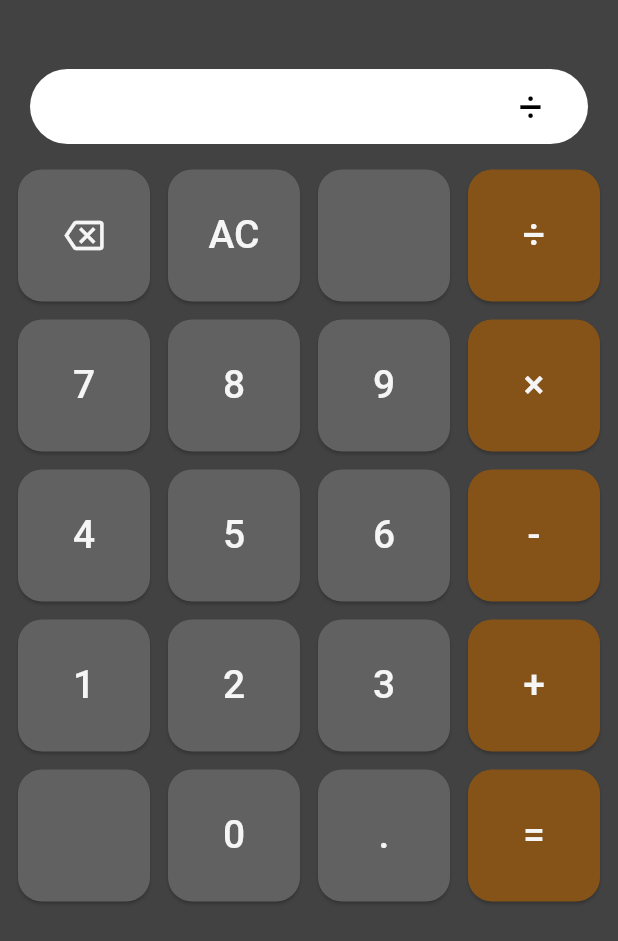
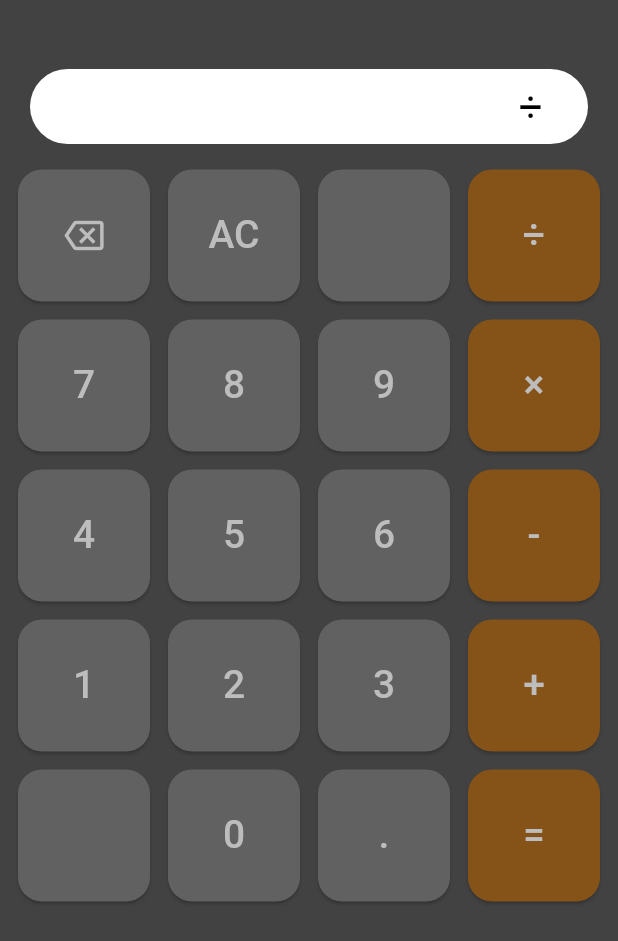
Before and after one commit to joba/flutterCalculator, a Flutter app: the screen it shows after launch, after a tap on an icon or button, on a phone screen of 412 x 824 dp. Shown: the top 941 px of the screen. Run offline on Flutter 3.47's test engine with Material 3 defaults, Android fonts, the phone set to English and light mode, and no system bars; our stand-ins replace math_expressions.

Commit message:
handle click on empty button

```diff
--- a/lib/utils/button_config.dart
+++ b/lib/utils/button_config.dart
@@ -26,8 +26,8 @@ double getButtonAspectRatio(double width) {
 
 Widget _getButtonContent(String value) {
   return value == CalculatorButtons.backspace
-      ? Icon(Icons.backspace_outlined, size: 26, color: Colors.grey[100])
-      : Text(value, style: TextStyle(fontSize: 26, color: Colors.grey[100]));
+      ? Icon(Icons.backspace_outlined, size: 26, color: Colors.grey[400])
+      : Text(value, style: TextStyle(fontSize: 26, color: Colors.grey[400]));
 }
 
 class CalculatorButtons {
--- a/lib/widgets/numpad_widget.dart
+++ b/lib/widgets/numpad_widget.dart
@@ -30,8 +30,7 @@ class NumPadWidget extends StatelessWidget {
                 crossAxisCount: crossAxisCount,
                 mainAxisSpacing: gridPaddingAndMargin,
                 crossAxisSpacing: gridPaddingAndMargin,
-                childAspectRatio:
-                    buttonAspectRatio, // Makes buttons slightly wider than tall
+                childAspectRatio: buttonAspectRatio,
               ),
               itemCount: buttons.length,
               itemBuilder: (context, index) {
@@ -45,7 +44,8 @@ class NumPadWidget extends StatelessWidget {
                       borderRadius: BorderRadius.circular(16),
                     ),
                   ),
-                  onPressed: () => onButtonPressed(value),
+                  onPressed: () =>
+                      value.isEmpty ? null : onButtonPressed(value),
                   child: button.content,
                 );
               },
```
